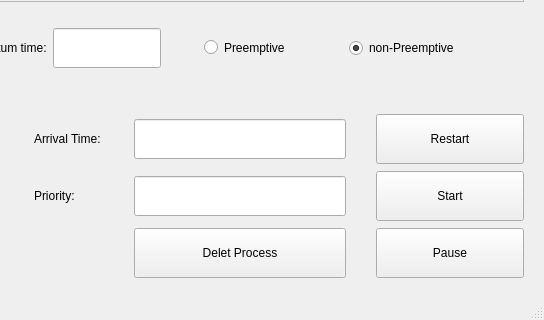
Old version of the form frontend/mainwindow.ui in the repository ASolimanA/OS-Scheduler; both pictures show x 422 to 966 and y 404 to 724 of the 966 by 724 pixel window.
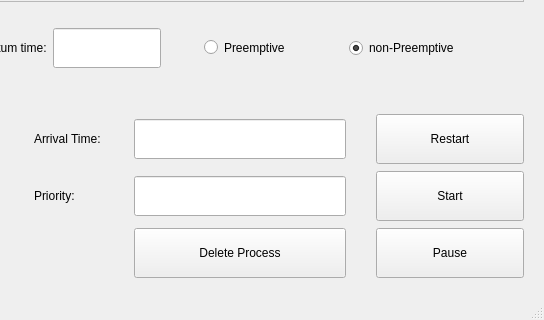
New version of the form.

The edit to the form file:
```diff
--- a/frontend/mainwindow.ui
+++ b/frontend/mainwindow.ui
@@ -508,7 +508,7 @@
          </size>
         </property>
         <property name="text">
-         <string>Delet Process</string>
+         <string>Delete Process</string>
         </property>
        </widget>
       </item>
```
Left out of the diff: 2 changed lines with no effect on the pictures.
